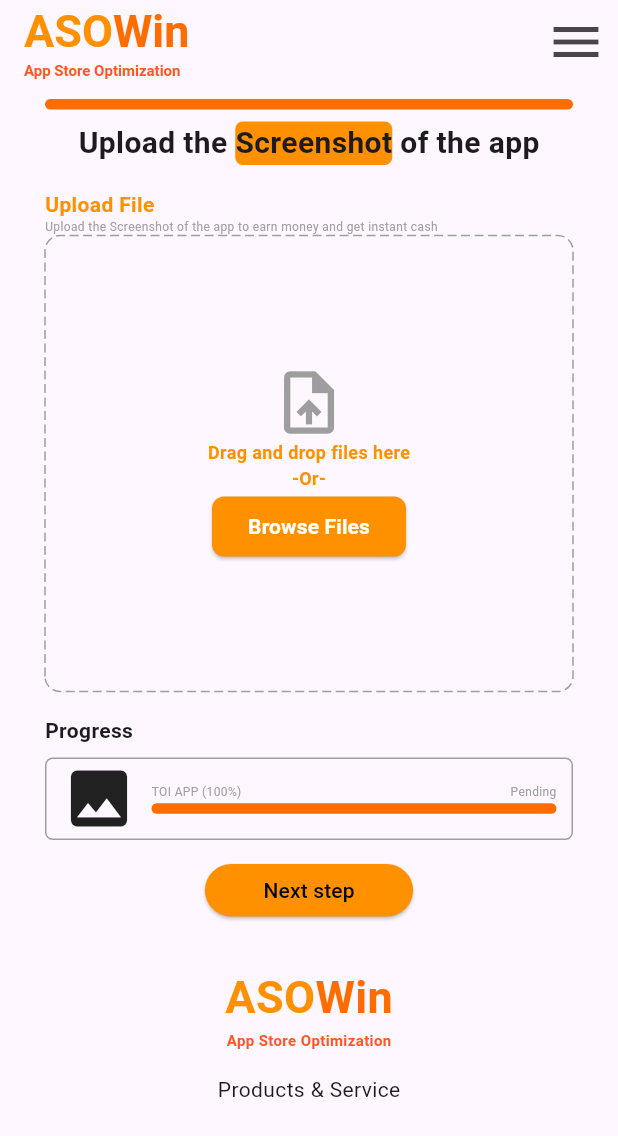
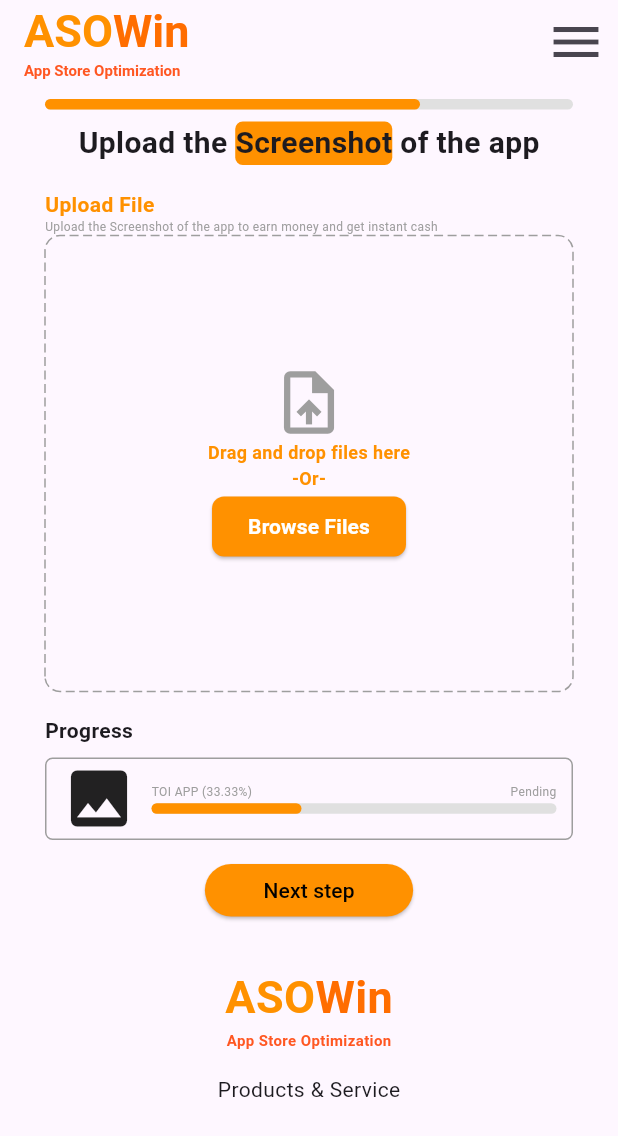
Before and after one commit to Rohan-Prajapati-2000/ASOWin-Ui, a Flutter app: the screen it shows after launch, on a phone screen of 412 x 824 dp. Shown: the top 1136 px of the screen. Run offline on Flutter 3.47's test engine with Material 3 defaults, Android fonts, the phone set to English and light mode, and no system bars; drawn by our look-alikes of dotted_border.

Commit message:
some changes in progress bar

```diff
--- a/lib/my_home_page.dart
+++ b/lib/my_home_page.dart
@@ -2,7 +2,6 @@ import 'package:aso_win/widgets/header.dart';
 import 'package:aso_win/widgets/next_step_button.dart';
 import 'package:aso_win/widgets/progress_widget.dart';
 import 'package:aso_win/widgets/upload_file_widget.dart';
-import 'package:dotted_border/dotted_border.dart';
 import 'package:flutter/material.dart';
 
 class MyHomePage extends StatelessWidget {
--- a/lib/widgets/header.dart
+++ b/lib/widgets/header.dart
@@ -1,17 +1,16 @@
+import 'package:aso_win/widgets/progress_bar.dart';
 import 'package:flutter/cupertino.dart';
 import 'package:flutter/material.dart';
 
 class HeaderWidget extends StatelessWidget{
+  const HeaderWidget({super.key});
+
   @override
   Widget build(BuildContext context) {
     return Column(
       children: [
-        Container(
-          height: 7,
-          decoration: BoxDecoration(
-              borderRadius: BorderRadius.circular(15),
-              color: Colors.orangeAccent[700]),
-        ),
+
+        ProgressBar(height: 7, width: 250),
 
         const SizedBox(height: 8),
 
--- /dev/null
+++ b/lib/widgets/progress_bar.dart
@@ -0,0 +1,38 @@
+import 'package:flutter/cupertino.dart';
+import 'package:flutter/material.dart';
+import 'package:flutter/widgets.dart';
+
+class ProgressBar extends StatelessWidget{
+  const ProgressBar({super.key, required this.height, required this.width});
+
+  final double height;
+  final double width;
+
+  @override
+  Widget build(BuildContext context) {
+    return Container(
+      height: height,
+      decoration: BoxDecoration(
+        color: Colors.grey[300],
+        borderRadius: BorderRadius.circular(15)
+      ),
+      child: Stack(
+        children: [
+          Positioned(
+            left: 0,
+            child: Container(
+              width: width,
+              height: height,
+              decoration: BoxDecoration(
+                color: Colors.orangeAccent[400],
+                borderRadius: BorderRadius.circular(15)
+              ),
+            ),
+          )
+        ],
+      ),
+    );
+
+  }
+
+}
--- a/lib/widgets/progress_widget.dart
+++ b/lib/widgets/progress_widget.dart
@@ -1,3 +1,4 @@
+import 'package:aso_win/widgets/progress_bar.dart';
 import 'package:flutter/material.dart';
 
 class ProgressWidget extends StatelessWidget{
@@ -21,12 +22,12 @@ class ProgressWidget extends StatelessWidget{
           decoration: BoxDecoration(
               borderRadius: BorderRadius.circular(5),
               border: Border.all(color: Colors.grey)),
-          child: Column(
+          child: const Column(
             mainAxisAlignment: MainAxisAlignment.center,
             children: [
               Row(
                 children: [
-                  const Expanded(
+                  Expanded(
                     flex: 2,
                     child: Column(
                       children: [
@@ -40,14 +41,14 @@ class ProgressWidget extends StatelessWidget{
                   Expanded(
                     flex: 8,
                     child: Padding(
-                      padding: const EdgeInsets.only(right: 10),
+                      padding: EdgeInsets.only(right: 10),
                       child: Column(
                         children: [
-                          const Row(
+                          Row(
                             mainAxisAlignment:
                             MainAxisAlignment.spaceBetween,
                             children: [
-                              Text('TOI APP (100%)',
+                              Text('TOI APP (33.33%)',
                                   style: TextStyle(
                                       fontSize: 8, color: Colors.grey)),
                               Text('Pending',
@@ -55,13 +56,8 @@ class ProgressWidget extends StatelessWidget{
                                       fontSize: 8, color: Colors.grey))
                             ],
                           ),
-                          const SizedBox(height: 2),
-                          Container(
-                            height: 7,
-                            decoration: BoxDecoration(
-                                borderRadius: BorderRadius.circular(15),
-                                color: Colors.orangeAccent[700]),
-                          ),
+                          SizedBox(height: 2),
+                          ProgressBar(height: 7, width: 100)
                         ],
                       ),
                     ),
```
